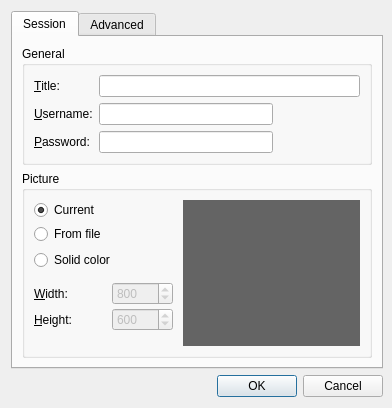
drawpile/Drawpile, file src/client/ui/hostdialog.ui: the form before one commit.
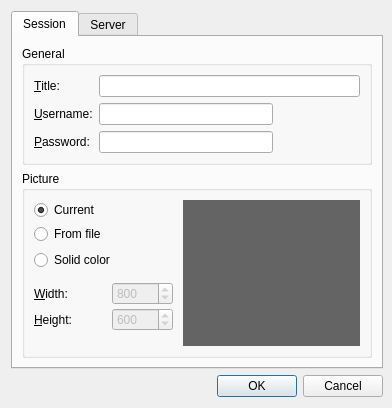
The form after the commit. Icons and pictures are not drawn. Custom widgets are drawn as their Qt base class.

```diff
--- a/src/client/ui/hostdialog.ui
+++ b/src/client/ui/hostdialog.ui
@@ -427,7 +427,7 @@
      </widget>
      <widget class="QWidget" name="tab_2">
       <attribute name="title">
-       <string>Advanced</string>
+       <string>Server</string>
       </attribute>
       <layout class="QVBoxLayout" name="verticalLayout_2">
        <item>
```
Left out of the diff: 7 changed lines with no effect on the pictures.
